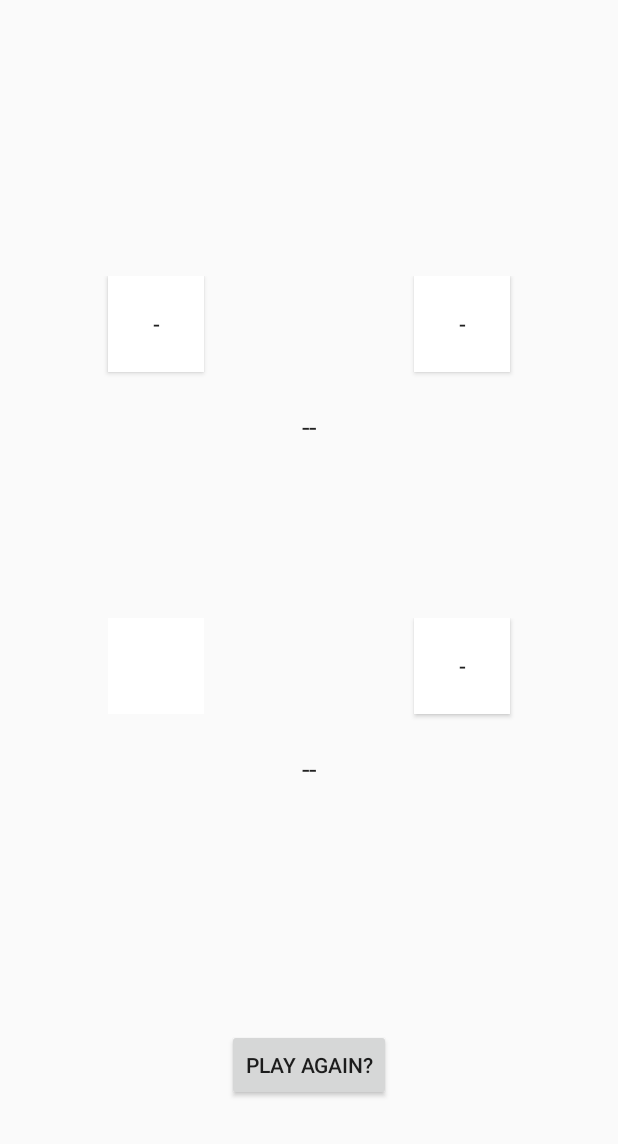
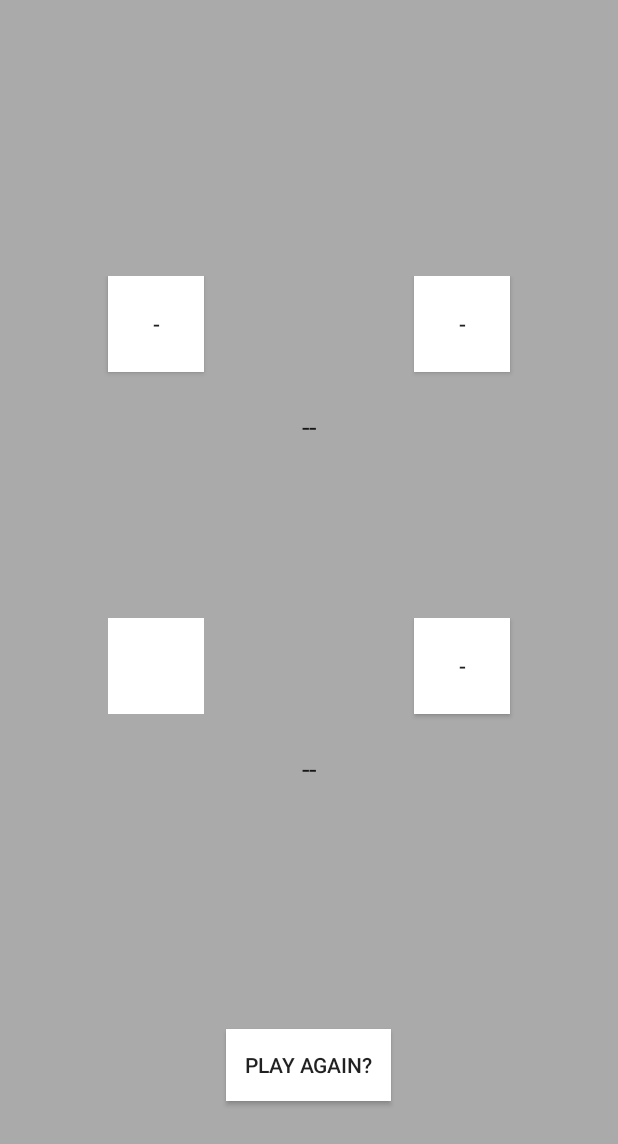
Before and after one commit to maxschlesinger/team06_hw1, an Android app: the layout activity_gameplay.xml on its own in the app's theme, with its tools: preview values and no code run, on a phone screen of 412 x 824 dp. Shown: the top 1144 px of the screen. Run offline under Robolectric (Android 15) with nearby library versions, the phone set to English and light mode, and no system bars.

Commit message:
Merge branch 'getWinner_fix' into HEAD
# Conflicts:
#	HW1_DiceGame/app/src/main/res/layout/activity_help.xml
#	HW1_DiceGame/app/src/main/res/layout/activity_home.xml

```diff
--- a/HW1_DiceGame/app/src/main/res/layout/activity_about.xml
+++ b/HW1_DiceGame/app/src/main/res/layout/activity_about.xml
@@ -9,6 +9,7 @@
     <LinearLayout
         android:layout_width="fill_parent"
         android:layout_height="fill_parent"
+        android:background="@android:color/darker_gray"
         android:orientation="vertical"
         android:weightSum="1">
 
@@ -23,6 +24,7 @@
                 android:layout_height="wrap_content"
                 android:text="@string/team"
                 android:textAlignment="center"
+                android:textColor="@android:color/black"
                 android:textSize="@dimen/about_text_size" />
 
         </LinearLayout>
@@ -33,6 +35,7 @@
             android:layout_height="wrap_content"
             android:layout_gravity="center"
             android:layout_margin="@dimen/about_buttons_margin"
+            android:background="@android:color/background_light"
             android:paddingHorizontal="@dimen/about_buttons_padding"
             android:text="@string/play" />
 
@@ -42,6 +45,7 @@
             android:layout_height="wrap_content"
             android:layout_gravity="center"
             android:layout_margin="@dimen/about_buttons_margin"
+            android:background="@android:color/background_light"
             android:paddingHorizontal="@dimen/about_buttons_padding"
             android:text="@string/back" />
 
--- a/HW1_DiceGame/app/src/main/res/layout/activity_gameplay.xml
+++ b/HW1_DiceGame/app/src/main/res/layout/activity_gameplay.xml
@@ -4,27 +4,27 @@
     xmlns:tools="http://schemas.android.com/tools"
     android:layout_width="match_parent"
     android:layout_height="match_parent"
-    android:background="@android:color/transparent"
-    tools:context=".GameplayActivity"
+    android:background="@android:color/darker_gray"
+    android:gravity="center"
+    android:orientation="vertical"
     android:weightSum="1"
-    android:orientation="vertical"
-    android:gravity="center">
+    tools:context=".GameplayActivity">
 
     <RelativeLayout
         android:id="@+id/win_layout"
         android:layout_width="match_parent"
         android:layout_height="0dp"
+        android:layout_marginBottom="@dimen/layout_win_margin_bottom"
         android:layout_marginHorizontal="@dimen/layout_win_margin"
-        android:layout_weight=".1"
-        android:layout_marginBottom="@dimen/layout_win_margin_bottom">
+        android:layout_weight=".1">
 
         <TextView
             android:id="@+id/winner_textview"
             android:layout_width="wrap_content"
             android:layout_height="wrap_content"
-        android:textSize="@dimen/winner_text_size"
             android:layout_centerInParent="true"
-        android:gravity="center"/>
+            android:gravity="center"
+            android:textSize="@dimen/winner_text_size" />
 
     </RelativeLayout>
 
@@ -33,53 +33,53 @@
         android:layout_width="match_parent"
         android:layout_height="0dp"
         android:layout_marginHorizontal="@dimen/layout_content_margin"
-        android:orientation="horizontal"
-        android:layout_weight=".3">
+        android:layout_weight=".3"
+        android:orientation="horizontal">
 
         <Button
             android:id="@+id/CPU_D1"
             android:layout_width="@dimen/layout_button_size"
             android:layout_height="@dimen/layout_button_size"
+            android:layout_alignParentLeft="true"
+            android:layout_marginHorizontal="@dimen/layout_button_margin"
+            android:layout_weight=".5"
             android:background="@android:color/background_light"
             android:enabled="true"
-            android:text="@string/cpu_d1"
-            android:layout_weight=".5"
-            android:layout_alignParentLeft="true"
-            android:layout_marginHorizontal="@dimen/layout_button_margin"/>
+            android:text="@string/cpu_d1" />
 
         <Button
             android:id="@+id/CPU_D2"
             android:layout_width="@dimen/layout_button_size"
             android:layout_height="@dimen/layout_button_size"
+            android:layout_alignParentRight="true"
+            android:layout_marginHorizontal="@dimen/layout_button_margin"
             android:layout_weight=".5"
             android:background="@android:color/background_light"
             android:enabled="true"
-            android:text="@string/cpu_d2"
-            android:layout_alignParentRight="true"
-            android:layout_marginHorizontal="@dimen/layout_button_margin"/>
+            android:text="@string/cpu_d2" />
 
         <TextView
             android:id="@+id/CPU_Score_lbl"
             android:layout_width="wrap_content"
             android:layout_height="wrap_content"
+            android:layout_below="@id/CPU_D1"
+            android:layout_marginTop="@dimen/score_margin_top"
+            android:layout_toLeftOf="@id/CPU_Score_value"
             android:textAppearance="@style/TextAppearance.AppCompat"
-            android:textSize="@dimen/dice_text_size"
-            android:layout_below="@id/CPU_D1"
-            android:layout_toLeftOf="@id/CPU_Score_value"
-            android:layout_marginTop="@dimen/score_margin_top"/>
+            android:textSize="@dimen/dice_text_size" />
 
         <TextView
             android:id="@+id/CPU_Score_value"
             android:layout_width="wrap_content"
             android:layout_height="wrap_content"
-            android:text="--"
-            android:textAppearance="@style/TextAppearance.AppCompat"
-            android:textSize="@dimen/dice_text_size"
             android:layout_alignParentBottom="true"
             android:layout_below="@id/CPU_D1"
             android:layout_centerHorizontal="true"
+            android:layout_marginLeft="@dimen/score_margin_left"
             android:layout_marginTop="@dimen/score_margin_top"
-            android:layout_marginLeft="@dimen/score_margin_left"/>
+            android:text="--"
+            android:textAppearance="@style/TextAppearance.AppCompat"
+            android:textSize="@dimen/dice_text_size" />
 
     </RelativeLayout>
 
@@ -88,52 +88,52 @@
         android:layout_width="match_parent"
         android:layout_height="0dp"
         android:layout_marginHorizontal="@dimen/layout_content_margin"
-        android:orientation="horizontal"
-        android:layout_weight=".3">
+        android:layout_weight=".3"
+        android:orientation="horizontal">
 
         <Spinner
             android:id="@+id/PLYR_D1"
-            android:layout_alignParentLeft="true"
-            android:background="@android:color/background_light"
             android:layout_width="@dimen/layout_button_size"
             android:layout_height="@dimen/layout_button_size"
+            android:layout_alignParentLeft="true"
+            android:layout_marginHorizontal="@dimen/layout_button_margin"
             android:layout_weight=".5"
-            android:layout_marginHorizontal="@dimen/layout_button_margin"
-            android:textAlignment="center"/>
+            android:background="@android:color/background_light"
+            android:textAlignment="center" />
 
         <Button
             android:id="@+id/PLYR_D2"
             android:layout_width="@dimen/layout_button_size"
             android:layout_height="@dimen/layout_button_size"
+            android:layout_alignParentRight="true"
+            android:layout_marginHorizontal="@dimen/layout_button_margin"
             android:layout_weight=".5"
             android:background="@android:color/background_light"
             android:enabled="true"
-            android:text="@string/player_d2"
-            android:layout_alignParentRight="true"
-            android:layout_marginHorizontal="@dimen/layout_button_margin"/>
+            android:text="@string/player_d2" />
 
         <TextView
             android:id="@+id/player_score_label"
             android:layout_width="wrap_content"
             android:layout_height="wrap_content"
+            android:layout_below="@id/PLYR_D1"
+            android:layout_marginTop="@dimen/score_margin_top"
+            android:layout_toLeftOf="@id/Player_Score_value"
             android:textAppearance="@style/TextAppearance.AppCompat"
-            android:textSize="@dimen/dice_text_size"
-            android:layout_below="@id/PLYR_D1"
-            android:layout_toLeftOf="@id/Player_Score_value"
-            android:layout_marginTop="@dimen/score_margin_top"/>
+            android:textSize="@dimen/dice_text_size" />
 
         <TextView
             android:id="@+id/Player_Score_value"
             android:layout_width="wrap_content"
             android:layout_height="wrap_content"
-            android:text="@string/score_placeholder"
-            android:textAppearance="@style/TextAppearance.AppCompat"
-            android:textSize="@dimen/dice_text_size"
             android:layout_alignParentBottom="true"
             android:layout_below="@id/PLYR_D1"
             android:layout_centerHorizontal="true"
+            android:layout_marginLeft="@dimen/score_margin_left"
             android:layout_marginTop="@dimen/score_margin_top"
-            android:layout_marginLeft="@dimen/score_margin_left"/>
+            android:text="@string/score_placeholder"
+            android:textAppearance="@style/TextAppearance.AppCompat"
+            android:textSize="@dimen/dice_text_size" />
 
     </RelativeLayout>
 
@@ -142,16 +142,17 @@
         android:layout_width="match_parent"
         android:layout_height="0dp"
         android:layout_marginHorizontal="@dimen/layout_content_margin"
-    android:layout_weight=".1"
-    android:layout_marginTop="@dimen/play_again_margin_top">
+        android:layout_marginTop="@dimen/play_again_margin_top"
+        android:layout_weight=".1">
 
         <Button
             android:id="@+id/play_again_button"
-        android:layout_width="wrap_content"
+            android:layout_width="110dp"
             android:layout_height="wrap_content"
-        android:text="Play Again?"
             android:layout_centerInParent="true"
-        android:gravity="center"/>
+            android:background="@android:color/background_light"
+            android:gravity="center"
+            android:text="Play Again?" />
 
     </RelativeLayout>
 
--- a/HW1_DiceGame/app/src/main/res/layout/activity_help.xml
+++ b/HW1_DiceGame/app/src/main/res/layout/activity_help.xml
@@ -9,6 +9,7 @@
     <LinearLayout
         android:layout_width="fill_parent"
         android:layout_height="fill_parent"
+        android:background="@android:color/darker_gray"
         android:orientation="vertical"
         android:weightSum="1">
 
@@ -32,6 +33,7 @@
         android:layout_height="wrap_content"
         android:layout_gravity="center"
         android:layout_margin="@dimen/help_margin"
+        android:background="@android:color/background_light"
         android:paddingHorizontal="@dimen/help_padding"
         android:text="@string/play" />
 
@@ -41,6 +43,8 @@
             android:layout_height="wrap_content"
             android:layout_gravity="center"
             android:layout_margin="@dimen/help_padding"
+            android:background="@android:color/background_light"
+            android:paddingHorizontal="42.5dp"
             android:text="@string/back" />
 
     </LinearLayout>
--- a/HW1_DiceGame/app/src/main/res/layout/activity_home.xml
+++ b/HW1_DiceGame/app/src/main/res/layout/activity_home.xml
@@ -15,14 +15,17 @@
             android:layout_width="match_parent"
             android:layout_height="match_parent"
             android:layout_weight="1.25"
+            android:background="@android:color/darker_gray"
             android:gravity="center">
 
             <TextView
-                android:layout_width="wrap_content"
+                android:layout_width="277dp"
                 android:layout_height="wrap_content"
+                android:background="@android:color/darker_gray"
+                android:text="@string/title"
                 android:textAlignment="center"
-                android:textSize="@dimen/home_title_size"
-                android:text="@string/title"/>
+                android:textColor="@android:color/black"
+                android:textSize="@dimen/home_title_size"></TextView>
 
         </LinearLayout>
 
@@ -30,8 +33,9 @@
         <LinearLayout
             android:layout_width="match_parent"
             android:layout_height="match_parent"
+            android:layout_weight=".75"
+            android:background="@android:color/darker_gray"
             android:gravity="center"
-            android:layout_weight=".75"
             android:orientation="vertical">
 
             <Button
@@ -41,6 +45,7 @@
                 android:layout_width="wrap_content"
                 android:layout_height="wrap_content"
                 android:layout_gravity="center"
+                android:background="@android:color/background_light"
                 android:text="@string/play" />
 
             <Button
@@ -50,6 +55,7 @@
                 android:layout_width="wrap_content"
                 android:layout_height="wrap_content"
                 android:layout_gravity="center"
+                android:background="@android:color/background_light"
                 android:text="@string/help" />
 
             <Button
@@ -59,6 +65,7 @@
                 android:layout_gravity="center"
                 android:layout_margin="@dimen/home_margin"
                 android:paddingHorizontal="@dimen/home_about_button_padding"
+                android:background="@android:color/background_light"
                 android:text="@string/about" />
 
         </LinearLayout>
```
Lines whose indentation alone changed are shown as unchanged.
